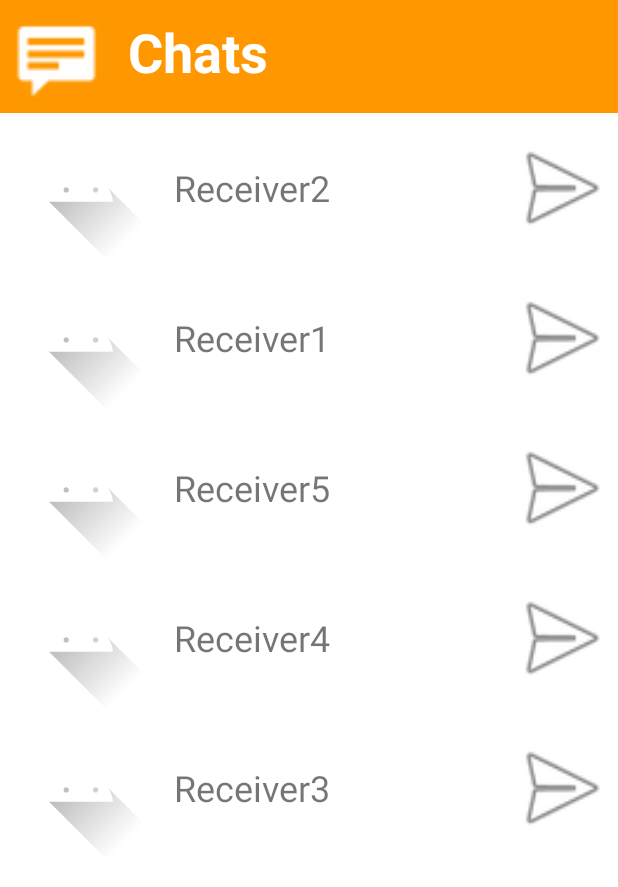
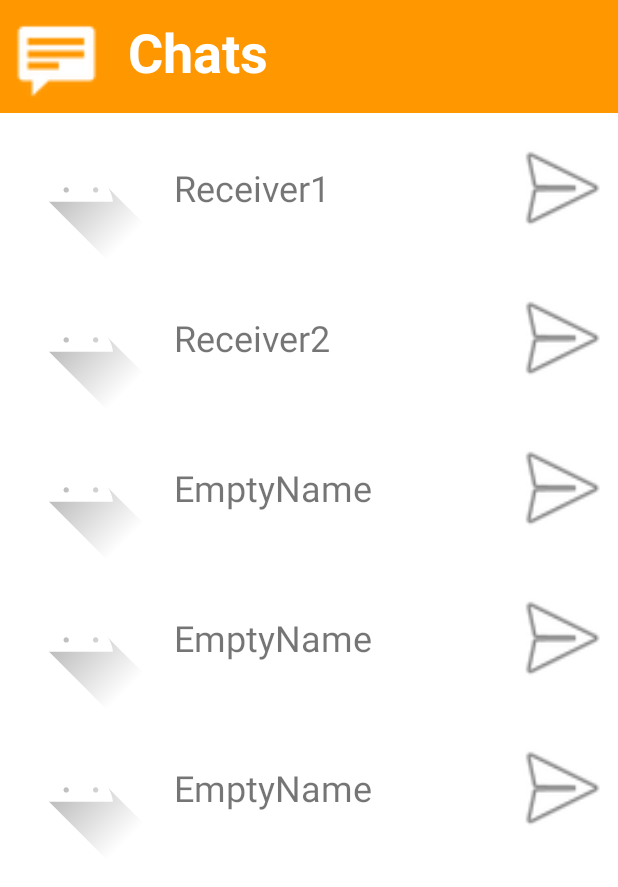
Before and after one commit to Piqulsky/FakeChat, an Android app: the screen it shows after launch (ChatsActivity), after a tap on an icon or button, on a phone screen of 412 x 824 dp. Shown: the top 887 px of the screen. Run offline under Robolectric (Android 15) with nearby library versions, the phone set to English and light mode, and no system bars.

Commit message:
Reformated appData plus switching betweeen activities

```diff
--- a/app/build.gradle
+++ b/app/build.gradle
@@ -8,7 +8,7 @@ android {
 
     defaultConfig {
         applicationId "com.example.fakechat"
-        minSdk 21
+        minSdk 33
         targetSdk 33
         versionCode 1
         versionName "1.0"
--- a/app/src/main/AndroidManifest.xml
+++ b/app/src/main/AndroidManifest.xml
@@ -11,7 +11,7 @@
         android:roundIcon="@mipmap/ic_launcher_round"
         android:supportsRtl="true"
         android:theme="@style/Theme.FakeChat"
-        tools:targetApi="31">
+        tools:targetApi="33">
         <activity
             android:name=".chats.ChatsActivity"
             android:exported="false" />
--- /dev/null
+++ b/app/src/main/java/com/example/fakechat/ChatData.java
@@ -0,0 +1,54 @@
+package com.example.fakechat;
+
+import com.example.fakechat.messages.MessageData;
+
+import java.io.Serializable;
+import java.util.ArrayList;
+
+public class ChatData implements Serializable {
+    private String receiverName;
+    private int avatar;
+    private Boolean isRead = true;
+    private ArrayList<MessageData> messagesData;
+
+    public ChatData(){
+        receiverName = "EmptyName";
+        avatar = R.drawable.ic_launcher_foreground;
+        messagesData = new ArrayList<>();
+    }
+    public ChatData(String receiverName, int avatar, ArrayList<MessageData> messagesData){
+        this.receiverName = receiverName;
+        this.avatar = avatar;
+        this.messagesData = messagesData;
+    }
+    public ChatData(String receiverName, int avatar, ArrayList<MessageData> messagesData, Boolean isRead){
+        this.receiverName = receiverName;
+        this.avatar = avatar;
+        this.messagesData = messagesData;
+        this.isRead = isRead;
+    }
+    public String getReceiverName() {
+        return receiverName;
+    }
+    public void setReceiverName(String receiverName) {
+        this.receiverName = receiverName;
+    }
+    public int getAvatar() {
+        return avatar;
+    }
+    public void setAvatar(int avatar) {
+        this.avatar = avatar;
+    }
+    public ArrayList<MessageData> getMessagesData() {
+        return messagesData;
+    }
+    public void addMessageData(MessageData messageData){
+        messagesData.add(messageData);
+    }
+    public Boolean getRead() {
+        return isRead;
+    }
+    public void setRead(Boolean read) {
+        isRead = read;
+    }
+}
--- a/app/src/main/java/com/example/fakechat/chats/ChatHolder.java
+++ b/app/src/main/java/com/example/fakechat/chats/ChatHolder.java
@@ -23,4 +23,7 @@ public class ChatHolder extends RecyclerView.ViewHolder {
     public void setReceiverName(String name){textViewReceiver.setText(name);}
     public void setAvatarResource(int res){imageViewAvatar.setImageResource(res);}
     public void setButtonResource(int res){imageViewButton.setImageResource(res);}
+    public ImageView getImageViewButton() {
+        return imageViewButton;
+    }
 }
--- a/app/src/main/java/com/example/fakechat/chats/ChatsActivity.java
+++ b/app/src/main/java/com/example/fakechat/chats/ChatsActivity.java
@@ -4,17 +4,20 @@ import androidx.appcompat.app.AppCompatActivity;
 import androidx.recyclerview.widget.LinearLayoutManager;
 import androidx.recyclerview.widget.RecyclerView;
 
+import android.content.Intent;
 import android.os.Bundle;
 
+import com.example.fakechat.ChatData;
 import com.example.fakechat.R;
-import com.example.fakechat.messages.MessagesData;
+import com.example.fakechat.messages.MainActivity;
+import com.example.fakechat.messages.MessageData;
 
 import java.util.ArrayList;
 import java.util.HashMap;
 import java.util.Map;
 
 public class ChatsActivity extends AppCompatActivity {
-    private Map<String, ArrayList<MessagesData>> appData;
+    private ArrayList<ChatData> appData;
     private RecyclerView recyclerView;
     private ChatsAdapter recyclerAdapter;
     @Override
@@ -23,19 +26,21 @@ public class ChatsActivity extends AppCompatActivity {
         setContentView(R.layout.activity_chats);
 
         Bundle extras = getIntent().getExtras();
-        Object[] appDataKeys = (Object[]) extras.get("AppDataKeys");
-        Object[] appDataValues = (Object[]) extras.get("AppDataValues");
-
-        appData = new HashMap<>();
-        for (int i = 0; i < appDataValues.length; i++) {
-            appData.put(String.valueOf(appDataKeys[i]), (ArrayList<MessagesData>) appDataValues[i]);
-        }
+        appData = extras.getParcelableArrayList("AppData", ChatData.class);
 
         recyclerView = findViewById(R.id.recyclerViewChats);
-        ArrayList dataKeys = new ArrayList<>();
-        dataKeys.addAll(appData.keySet());
-        recyclerAdapter = new ChatsAdapter(dataKeys, this);
+        ArrayList<String> chatNames = new ArrayList<>();
+        ArrayList<Integer> chatAvatars = new ArrayList<>();
+        appData.forEach((ChatData chat) -> {
+            chatNames.add(chat.getReceiverName());
+            chatAvatars.add(chat.getAvatar());
+        });
+        recyclerAdapter = new ChatsAdapter(chatNames, this, appData);
         recyclerView.setAdapter(recyclerAdapter);
         recyclerView.setLayoutManager(new LinearLayoutManager(this));
     }
+
+    public void startChat(int receiverIndex){
+
+    }
 }
--- a/app/src/main/java/com/example/fakechat/chats/ChatsAdapter.java
+++ b/app/src/main/java/com/example/fakechat/chats/ChatsAdapter.java
@@ -1,6 +1,7 @@
 package com.example.fakechat.chats;
 
 import android.content.Context;
+import android.content.Intent;
 import android.view.LayoutInflater;
 import android.view.View;
 import android.view.ViewGroup;
@@ -8,15 +9,18 @@ import android.view.ViewGroup;
 import androidx.annotation.NonNull;
 import androidx.recyclerview.widget.RecyclerView;
 
+import com.example.fakechat.ChatData;
 import com.example.fakechat.R;
+import com.example.fakechat.messages.MainActivity;
 
 import java.util.ArrayList;
 
 public class ChatsAdapter extends RecyclerView.Adapter<ChatHolder> {
     private ArrayList<String> list;
+    private ArrayList<ChatData> appData;
     private Context context;
-    public ChatsAdapter(ArrayList<String> list, Context context){
-        this.list = list; this.context = context;
+    public ChatsAdapter(ArrayList<String> list, Context context, ArrayList<ChatData> appData){
+        this.list = list; this.context = context; this.appData = appData;
     }
     @NonNull
     @Override
@@ -28,6 +32,12 @@ public class ChatsAdapter extends RecyclerView.Adapter<ChatHolder> {
     @Override
     public void onBindViewHolder(@NonNull ChatHolder holder, int position) {
         holder.setReceiverName(list.get(position));
+        holder.getImageViewButton().setOnClickListener(view -> {
+            Intent chat =  new Intent(context, MainActivity.class);
+            chat.putExtra("AppData", appData);
+            chat.putExtra("ReceiverIndex", position);
+            context.startActivity(chat);
+        });
     }
 
     @Override
--- a/app/src/main/java/com/example/fakechat/messages/MainActivity.java
+++ b/app/src/main/java/com/example/fakechat/messages/MainActivity.java
@@ -8,17 +8,17 @@ import android.content.Intent;
 import android.os.Bundle;
 import android.widget.EditText;
 import android.widget.ImageView;
+import android.widget.TextView;
 
+import com.example.fakechat.ChatData;
 import com.example.fakechat.chats.ChatsActivity;
 import com.example.fakechat.R;
 
 import java.util.ArrayList;
-import java.util.HashMap;
-import java.util.Map;
 
 public class MainActivity extends AppCompatActivity {
-    private String receiver;
-    private Map<String, ArrayList<MessagesData>> appData;
+    private int receiver;
+    private ArrayList<ChatData> appData;
     private RecyclerView recyclerView;
     private MessagesAdapter recyclerAdapter;
     @Override
@@ -26,17 +26,25 @@ public class MainActivity extends AppCompatActivity {
         super.onCreate(savedInstanceState);
         setContentView(R.layout.activity_main);
 
-        receiver = "Receiver1";
+        Bundle extras = getIntent().getExtras();
+        try{
+            appData = extras.getParcelableArrayList("AppData", ChatData.class);
+            receiver = extras.getInt("ReceiverIndex");
+        }catch (Exception e){
+            appData = new ArrayList<>();
+            appData.add(new ChatData("Receiver1", R.drawable.ic_launcher_foreground, createDataArray()));
+            appData.add(new ChatData("Receiver2", R.drawable.ic_launcher_foreground, new ArrayList<>()));
+            appData.add(new ChatData());
+            appData.add(new ChatData());
+            appData.add(new ChatData());
 
-        appData = new HashMap<>();
-        appData.put("Receiver1", createDataArray());
-        appData.put("Receiver2", createDataArray());
-        appData.put("Receiver3", createDataArray());
-        appData.put("Receiver4", createDataArray());
-        appData.put("Receiver5", createDataArray());
+            receiver = 0;
+        }
+        TextView textViewReceiverName = findViewById(R.id.textViewReceiver);
+        textViewReceiverName.setText(appData.get(receiver).getReceiverName());
 
         recyclerView = findViewById(R.id.recyclerViewMessages);
-        recyclerAdapter = new MessagesAdapter(appData.get(receiver), this);
+        recyclerAdapter = new MessagesAdapter(appData.get(receiver).getMessagesData(), this);
         recyclerView.setAdapter(recyclerAdapter);
         LinearLayoutManager linearLayoutManager = new LinearLayoutManager(this);
         linearLayoutManager.setReverseLayout(false);
@@ -47,33 +55,32 @@ public class MainActivity extends AppCompatActivity {
         sendButton.setOnClickListener(view -> {
             EditText editTextMessage = findViewById(R.id.editTextMessage);
             if(!editTextMessage.getText().toString().equals(""))
-                MainActivity.this.addToRecyclerData(new MessagesData(MessagesData.LAYOUT_MESSAGE_SENT, editTextMessage.getText().toString()));
+                MainActivity.this.addToRecyclerData(new MessageData(MessageData.LAYOUT_MESSAGE_SENT, editTextMessage.getText().toString()));
             editTextMessage.setText("");
         });
 
         ImageView returnButton = findViewById(R.id.imageViewReturn);
         returnButton.setOnClickListener(view -> {
             Intent chats =  new Intent(this, ChatsActivity.class);
-            chats.putExtra("AppDataKeys", appData.keySet().toArray());
-            chats.putExtra("AppDataValues", appData.values().toArray());
+            chats.putExtra("AppData", appData);
             startActivity(chats);
         });
     }
 
-    private ArrayList<MessagesData> createDataArray(){
-        ArrayList<MessagesData> list = new ArrayList<>();
+    private ArrayList<MessageData> createDataArray(){
+        ArrayList<MessageData> list = new ArrayList<>();
 
-        list.add(new MessagesData(MessagesData.LAYOUT_MESSAGE_RECEIVED, "This is message received", R.drawable.ic_launcher_foreground));
-        list.add(new MessagesData(MessagesData.LAYOUT_MESSAGE_SENT, "This is message sent"));
-        list.add(new MessagesData(MessagesData.LAYOUT_MESSAGE_RECEIVED, "This is message received that is definitely much more longer and should be split", R.drawable.ic_launcher_foreground));
-        list.add(new MessagesData(MessagesData.LAYOUT_MESSAGE_SENT, "This is message sent"));
-        list.add(new MessagesData(MessagesData.LAYOUT_MESSAGE_SENT, "This is message sent that is definitely much more longer and should be split"));
+        list.add(new MessageData(MessageData.LAYOUT_MESSAGE_RECEIVED, "This is message received", R.drawable.ic_launcher_foreground));
+        list.add(new MessageData(MessageData.LAYOUT_MESSAGE_SENT, "This is message sent"));
+        list.add(new MessageData(MessageData.LAYOUT_MESSAGE_RECEIVED, "This is message received that is definitely much more longer and should be split", R.drawable.ic_launcher_foreground));
+        list.add(new MessageData(MessageData.LAYOUT_MESSAGE_SENT, "This is message sent"));
+        list.add(new MessageData(MessageData.LAYOUT_MESSAGE_SENT, "This is message sent that is definitely much more longer and should be split"));
 
         return list;
     }
 
-    public void addToRecyclerData(MessagesData messagesData){
-        appData.get(receiver).add(messagesData);
+    public void addToRecyclerData(MessageData messageData){
+        appData.get(receiver).addMessageData(messageData);
         recyclerView.scrollToPosition(recyclerAdapter.getItemCount() - 1);
         recyclerAdapter.notifyDataSetChanged();
     }
--- a/app/src/main/java/com/example/fakechat/messages/MessagesData.java
+++ b/app/src/main/java/com/example/fakechat/messages/MessageData.java
@@ -2,16 +2,16 @@ package com.example.fakechat.messages;
 
 import java.io.Serializable;
 
-public class MessagesData implements Serializable {
+public class MessageData implements Serializable {
     public static final int LAYOUT_MESSAGE_RECEIVED = 0;
     public static final int LAYOUT_MESSAGE_SENT = 1;
     private int viewType;
     private String message;
     private int imageResource;
-    MessagesData(int viewType, String message){
+    MessageData(int viewType, String message){
         this.viewType = viewType; this.message = message;
     }
-    MessagesData(int viewType, String message, int imageResource){
+    MessageData(int viewType, String message, int imageResource){
         this.viewType = viewType; this.message = message; this.imageResource = imageResource;
     }
 
--- a/app/src/main/java/com/example/fakechat/messages/MessagesAdapter.java
+++ b/app/src/main/java/com/example/fakechat/messages/MessagesAdapter.java
@@ -1,7 +1,7 @@
 package com.example.fakechat.messages;
 
-import static com.example.fakechat.messages.MessagesData.LAYOUT_MESSAGE_RECEIVED;
-import static com.example.fakechat.messages.MessagesData.LAYOUT_MESSAGE_SENT;
+import static com.example.fakechat.messages.MessageData.LAYOUT_MESSAGE_RECEIVED;
+import static com.example.fakechat.messages.MessageData.LAYOUT_MESSAGE_SENT;
 
 import android.content.Context;
 import android.view.LayoutInflater;
@@ -16,9 +16,9 @@ import com.example.fakechat.R;
 import java.util.ArrayList;
 
 public class MessagesAdapter extends RecyclerView.Adapter<RecyclerView.ViewHolder> {
-    private ArrayList<MessagesData> list;
+    private ArrayList<MessageData> list;
     private Context context;
-    public MessagesAdapter(ArrayList<MessagesData> list, Context context){
+    public MessagesAdapter(ArrayList<MessageData> list, Context context){
         this.list = list; this.context = context;
     }
     @Override
```
